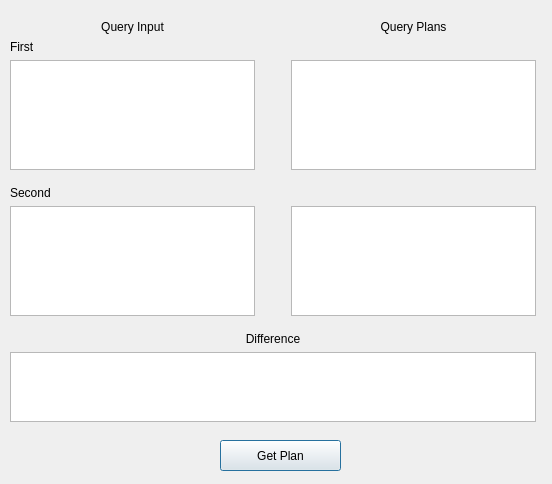
First picture: the form in GUI/GUI_design.ui, repository rhowardliu/CZ4031-Query-Comparison-App, before the edit.
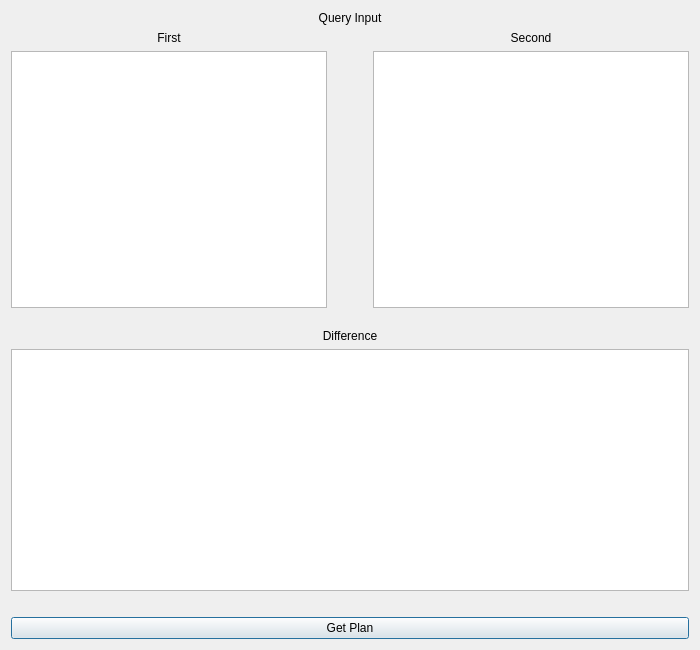
Second picture: the form after the edit.

Commit message: Edited GUI to be resizable

The edit to the form file:
```diff
--- a/GUI/GUI_design.ui
+++ b/GUI/GUI_design.ui
@@ -6,56 +6,43 @@
    <rect>
     <x>0</x>
     <y>0</y>
-    <width>552</width>
-    <height>484</height>
+    <width>700</width>
+    <height>650</height>
    </rect>
   </property>
+  <property name="minimumSize">
+   <size>
+    <width>700</width>
+    <height>550</height>
+   </size>
+  </property>
+  <property name="baseSize">
+   <size>
+    <width>0</width>
+    <height>0</height>
+   </size>
+  </property>
   <property name="windowTitle">
    <string>Dialog</string>
   </property>
-  <widget class="QPushButton" name="pushButton">
-   <property name="geometry">
-    <rect>
-     <x>220</x>
-     <y>440</y>
-     <width>121</width>
-     <height>31</height>
-    </rect>
-   </property>
-   <property name="sizePolicy">
-    <sizepolicy hsizetype="Preferred" vsizetype="Preferred">
-     <horstretch>0</horstretch>
-     <verstretch>0</verstretch>
-    </sizepolicy>
-   </property>
-   <property name="maximumSize">
-    <size>
-     <width>1000</width>
-     <height>300</height>
-    </size>
-   </property>
-   <property name="mouseTracking">
-    <bool>false</bool>
-   </property>
-   <property name="toolTip">
-    <string>&lt;html&gt;&lt;head/&gt;&lt;body&gt;&lt;p align=&quot;center&quot;&gt;&lt;br/&gt;&lt;/p&gt;&lt;/body&gt;&lt;/html&gt;</string>
-   </property>
-   <property name="text">
-    <string>Get Plan</string>
-   </property>
-  </widget>
-  <widget class="QWidget" name="">
-   <property name="geometry">
-    <rect>
-     <x>10</x>
-     <y>20</y>
-     <width>526</width>
-     <height>402</height>
-    </rect>
-   </property>
+  <layout class="QVBoxLayout" name="verticalLayout_6">
+   <item>
    <layout class="QHBoxLayout" name="horizontalLayout_2">
     <item>
      <layout class="QVBoxLayout" name="verticalLayout_4">
+       <item>
+        <widget class="QLabel" name="label_7">
+         <property name="text">
+          <string>Query Input</string>
+         </property>
+         <property name="scaledContents">
+          <bool>false</bool>
+         </property>
+         <property name="alignment">
+          <set>Qt::AlignCenter</set>
+         </property>
+        </widget>
+       </item>
       <item>
        <layout class="QHBoxLayout" name="horizontalLayout">
         <item>
@@ -63,61 +50,28 @@
           <item>
            <widget class="QLabel" name="label_4">
             <property name="text">
-             <string>Query Input</string>
-            </property>
-            <property name="scaledContents">
-             <bool>false</bool>
-            </property>
-            <property name="alignment">
-             <set>Qt::AlignCenter</set>
-            </property>
-           </widget>
-          </item>
-          <item>
-           <widget class="QLabel" name="label">
-            <property name="text">
              <string>First</string>
             </property>
+             <property name="scaledContents">
+              <bool>false</bool>
+             </property>
+             <property name="alignment">
+              <set>Qt::AlignCenter</set>
+             </property>
            </widget>
           </item>
           <item>
            <widget class="QPlainTextEdit" name="plainTextEdit"/>
           </item>
-          <item>
-           <spacer name="verticalSpacer">
-            <property name="orientation">
-             <enum>Qt::Vertical</enum>
-            </property>
-            <property name="sizeType">
-             <enum>QSizePolicy::MinimumExpanding</enum>
-            </property>
-            <property name="sizeHint" stdset="0">
-             <size>
-              <width>0</width>
-              <height>10</height>
-             </size>
-            </property>
-           </spacer>
-          </item>
-          <item>
-           <widget class="QLabel" name="label_3">
-            <property name="text">
-             <string>Second</string>
-            </property>
-           </widget>
-          </item>
-          <item>
-           <widget class="QPlainTextEdit" name="plainTextEdit_2"/>
-          </item>
          </layout>
         </item>
         <item>
-         <spacer name="horizontalSpacer">
+          <spacer name="horizontalSpacer_2">
           <property name="orientation">
            <enum>Qt::Horizontal</enum>
           </property>
           <property name="sizeType">
-           <enum>QSizePolicy::Maximum</enum>
+            <enum>QSizePolicy::Minimum</enum>
           </property>
           <property name="sizeHint" stdset="0">
            <size>
@@ -128,11 +82,11 @@
          </spacer>
         </item>
         <item>
-         <layout class="QVBoxLayout" name="verticalLayout_2">
+          <layout class="QVBoxLayout" name="verticalLayout_5">
           <item>
-           <widget class="QLabel" name="label_2">
+            <widget class="QLabel" name="label">
             <property name="text">
-             <string>Query Plans</string>
+              <string>Second</string>
             </property>
             <property name="alignment">
              <set>Qt::AlignCenter</set>
@@ -140,43 +94,13 @@
            </widget>
           </item>
           <item>
-           <widget class="QLabel" name="label_6">
-            <property name="text">
-             <string/>
-            </property>
-           </widget>
-          </item>
-          <item>
-           <widget class="QTextBrowser" name="textBrowser"/>
-          </item>
-          <item>
-           <spacer name="verticalSpacer_2">
-            <property name="orientation">
-             <enum>Qt::Vertical</enum>
-            </property>
-            <property name="sizeType">
-             <enum>QSizePolicy::MinimumExpanding</enum>
-            </property>
-            <property name="sizeHint" stdset="0">
-             <size>
-              <width>0</width>
-              <height>10</height>
-             </size>
-            </property>
-           </spacer>
-          </item>
-          <item>
-           <widget class="QLabel" name="label_7">
-            <property name="text">
-             <string/>
-            </property>
-           </widget>
-          </item>
-          <item>
-           <widget class="QTextBrowser" name="textBrowser_2"/>
+            <widget class="QTextEdit" name="textEdit"/>
           </item>
          </layout>
         </item>
+         <item>
+          <layout class="QVBoxLayout" name="verticalLayout_2"/>
+         </item>
        </layout>
       </item>
       <item>
@@ -187,12 +111,12 @@
            <enum>Qt::Vertical</enum>
           </property>
           <property name="sizeType">
-           <enum>QSizePolicy::MinimumExpanding</enum>
+            <enum>QSizePolicy::Minimum</enum>
           </property>
           <property name="sizeHint" stdset="0">
            <size>
             <width>20</width>
-            <height>10</height>
+             <height>15</height>
            </size>
           </property>
          </spacer>
@@ -222,7 +146,49 @@
      </layout>
     </item>
    </layout>
-  </widget>
+   </item>
+   <item>
+    <spacer name="verticalSpacer">
+     <property name="orientation">
+      <enum>Qt::Vertical</enum>
+     </property>
+     <property name="sizeType">
+      <enum>QSizePolicy::Minimum</enum>
+     </property>
+     <property name="sizeHint" stdset="0">
+      <size>
+       <width>20</width>
+       <height>20</height>
+      </size>
+     </property>
+    </spacer>
+   </item>
+   <item>
+    <widget class="QPushButton" name="pushButton">
+     <property name="sizePolicy">
+      <sizepolicy hsizetype="Preferred" vsizetype="Preferred">
+       <horstretch>0</horstretch>
+       <verstretch>0</verstretch>
+      </sizepolicy>
+     </property>
+     <property name="maximumSize">
+      <size>
+       <width>1000</width>
+       <height>300</height>
+      </size>
+     </property>
+     <property name="mouseTracking">
+      <bool>false</bool>
+     </property>
+     <property name="toolTip">
+      <string>&lt;html&gt;&lt;head/&gt;&lt;body&gt;&lt;p align=&quot;center&quot;&gt;&lt;br/&gt;&lt;/p&gt;&lt;/body&gt;&lt;/html&gt;</string>
+     </property>
+     <property name="text">
+      <string>Get Plan</string>
+     </property>
+    </widget>
+   </item>
+  </layout>
  </widget>
  <resources/>
  <connections/>
```
Lines whose indentation alone changed are shown as unchanged. The commit also changes 1 other file.
